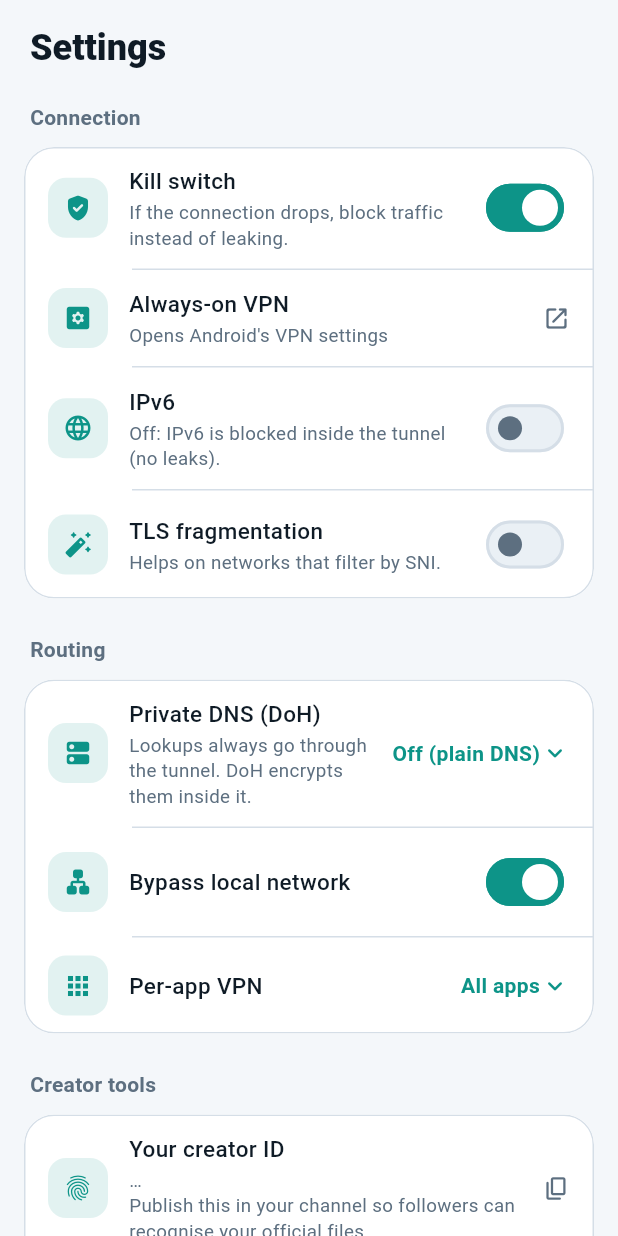
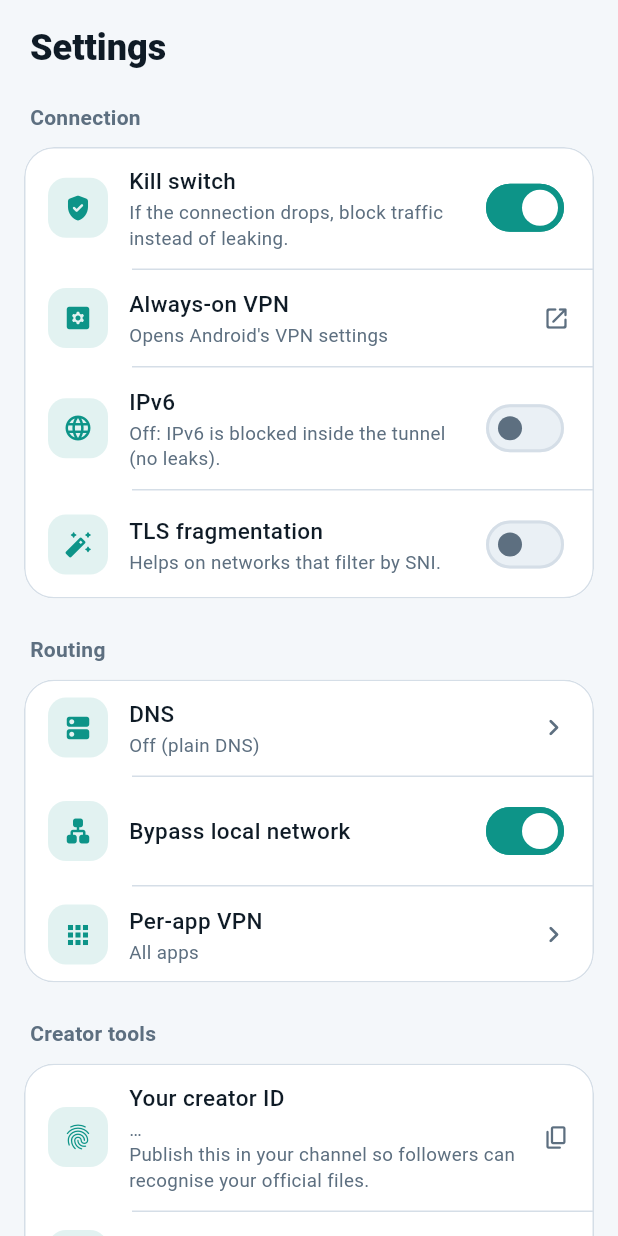
Before and after one commit to TheMojtabamm/OverSee, a Flutter app: the SettingsScreen screen opened directly, on a phone screen of 412 x 824 dp. Run offline on Flutter 3.47's test engine with Material 3 defaults, Android fonts, the phone set to English and light mode, and no system bars; our stand-ins replace dio, file_picker, flutter_riverpod, flutter_secure_storage, google_mobile_ads and 3 more; missing offline and left inert: cryptography, dart:ffi; accounts and stored records are empty; statements that could not run were skipped.

Commit message:
Settings: choice rows open a bottom sheet (DNS/per-app/theme) instead of a cramped inline dropdown; disclosure mentions 'Not encrypted' configs
Co-Authored-By: Claude Sonnet 5.5 <noreply@anthropic.com>
Claude-Session: https://claude.ai/code/session_01BZnL4HRnQ6gJ53NQtBBV1h

```diff
--- a/lib/core/strings.dart
+++ b/lib/core/strings.dart
@@ -69,11 +69,12 @@ class S {
       "invalid_tg": "Channel link must be an https://t.me/… link.",
       "disclosure_title": "VPN connection",
       "disclosure_body":
-          "Oversea uses Android's VPN service to route your device's internet traffic through the server in the config you choose. Your traffic is encrypted between your phone and that server.\n\nOversea does not record, store or sell your browsing activity. The server you pick is run by the config's owner, so only connect to servers you trust.\n\nThe app shows ads (Google AdMob), which may use your advertising ID if you consent.",
+          "Oversea uses Android's VPN service to route your device's internet traffic through the server in the config you choose. Your traffic is encrypted between your phone and that server, unless the config is marked \"Not encrypted\" (some servers are set up without TLS).\n\nOversea does not record, store or sell your browsing activity. The server you pick is run by the config's owner, so only connect to servers you trust.\n\nThe app shows ads (Google AdMob), which may use your advertising ID if you consent.",
       "agree": "Agree & continue",
-      "dns": "Private DNS (DoH)",
-      "dns_hint":
-          "Lookups always go through the tunnel. DoH encrypts them inside it.",
+      "dns": "DNS",
+      "dns_hint": "How this phone looks up website names while connected.",
+      "dns_opt_plain": "Lookups travel through the tunnel like normal traffic",
+      "dns_opt_doh": "Encrypted (DNS over HTTPS) inside the tunnel",
       "fragment": "TLS fragmentation",
       "fragment_hint": "Helps on networks that filter by SNI.",
       "ipv6": "IPv6",
--- a/lib/features/settings/settings_screen.dart
+++ b/lib/features/settings/settings_screen.dart
@@ -103,16 +103,17 @@ class SettingsScreen extends ConsumerWidget {
             const SizedBox(height: 20),
             SectionTitle(s.t("g_routing")),
             SettingsGroup(children: [
-              SettingsRow(
+              ChoiceRow<DnsPreset>(
                 icon: Icons.dns_rounded,
                 title: s.t("dns"),
-                subtitle: s.t("dns_hint"),
-                trailing: _Choice<DnsPreset>(
                 value: settings.dns,
                 values: DnsPreset.values,
                 label: dnsLabel,
+                hint: (d) => d == DnsPreset.tunnel
+                    ? s.t("dns_opt_plain")
+                    : s.t("dns_opt_doh"),
+                sheetNote: s.t("dns_hint"),
                 onChanged: (v) => notifier.change((x) => x.copyWith(dns: v)),
-                ),
               ),
               SettingsRow(
                 icon: Icons.lan_rounded,
@@ -124,16 +125,14 @@ class SettingsScreen extends ConsumerWidget {
                 onTap: () => notifier
                     .change((x) => x.copyWith(bypassLan: !settings.bypassLan)),
               ),
-              SettingsRow(
+              ChoiceRow<SplitMode>(
                 icon: Icons.apps_rounded,
                 title: s.t("split"),
-                trailing: _Choice<SplitMode>(
                 value: settings.splitMode,
                 values: SplitMode.values,
                 label: splitLabel,
                 onChanged: (v) =>
                     notifier.change((x) => x.copyWith(splitMode: v)),
-                ),
               ),
               if (settings.splitMode != SplitMode.all)
                 SettingsRow(
@@ -215,15 +214,13 @@ class SettingsScreen extends ConsumerWidget {
             const SizedBox(height: 20),
             SectionTitle(s.t("g_app")),
             SettingsGroup(children: [
-              SettingsRow(
+              ChoiceRow<ThemeMode>(
                 icon: Icons.palette_rounded,
                 title: s.t("theme"),
-                trailing: _Choice<ThemeMode>(
                 value: themeMode,
                 values: ThemeMode.values,
                 label: themeLabel,
                 onChanged: (v) => ref.read(themeModeProvider.notifier).set(v),
-                ),
               ),
               SettingsRow(
                   icon: Icons.info_outline_rounded,
@@ -238,35 +235,87 @@ class SettingsScreen extends ConsumerWidget {
   }
 }
 
-/// Compact dropdown shown at the end of a settings row.
-class _Choice<T> extends StatelessWidget {
+/// A settings row that shows the current value and opens a bottom sheet with the options
+/// (radio list, optional one-line hint per option) when tapped.
+class ChoiceRow<T> extends StatelessWidget {
+  final IconData icon;
+  final String title;
   final T value;
   final List<T> values;
   final String Function(T) label;
+  final String Function(T)? hint;
+  final String? sheetNote;
   final ValueChanged<T> onChanged;
-  const _Choice(
-      {required this.value,
+  const ChoiceRow({
+    super.key,
+    required this.icon,
+    required this.title,
+    required this.value,
     required this.values,
     required this.label,
-      required this.onChanged});
+    required this.onChanged,
+    this.hint,
+    this.sheetNote,
+  });
+
+  Future<void> _open(BuildContext context) async {
+    final c = context.colors;
+    final picked = await showModalBottomSheet<T>(
+      context: context,
+      showDragHandle: true,
+      builder: (ctx) => SafeArea(
+        child: SingleChildScrollView(
+          padding: const EdgeInsets.fromLTRB(8, 0, 8, 16),
+          child: Column(
+            mainAxisSize: MainAxisSize.min,
+            crossAxisAlignment: CrossAxisAlignment.stretch,
+            children: [
+              Padding(
+                padding: const EdgeInsets.fromLTRB(16, 0, 16, 4),
+                child: Text(title,
+                    style: Theme.of(ctx)
+                        .textTheme
+                        .titleLarge
+                        ?.copyWith(fontWeight: FontWeight.w800)),
+              ),
+              if (sheetNote != null)
+                Padding(
+                  padding: const EdgeInsets.fromLTRB(16, 0, 16, 8),
+                  child: Text(sheetNote!,
+                      style: TextStyle(color: c.muted, height: 1.4)),
+                ),
+              for (final v in values)
+                ListTile(
+                  shape: RoundedRectangleBorder(
+                      borderRadius: BorderRadius.circular(14)),
+                  title: Text(label(v),
+                      style: TextStyle(
+                          fontWeight:
+                              v == value ? FontWeight.w700 : FontWeight.w500)),
+                  subtitle: hint == null
+                      ? null
+                      : Text(hint!(v),
+                          style: TextStyle(fontSize: 12.5, color: c.muted)),
+                  trailing: v == value
+                      ? Icon(Icons.check_circle_rounded, color: c.brand)
+                      : Icon(Icons.circle_outlined, color: c.muted),
+                  onTap: () => Navigator.pop(ctx, v),
+                ),
+            ],
+          ),
+        ),
+      ),
+    );
+    if (picked != null) onChanged(picked);
+  }
 
   @override
-  Widget build(BuildContext context) => PopupMenuButton<T>(
-        initialValue: value,
-        onSelected: onChanged,
-        shape: RoundedRectangleBorder(borderRadius: BorderRadius.circular(14)),
-        itemBuilder: (_) => [
-          for (final v in values) PopupMenuItem(value: v, child: Text(label(v)))
-        ],
-        child: Row(
-          mainAxisSize: MainAxisSize.min,
-          children: [
-            Text(label(value),
-                style: TextStyle(
-                    color: context.colors.brand, fontWeight: FontWeight.w600)),
-            Icon(Icons.expand_more_rounded,
-                size: 20, color: context.colors.brand),
-          ],
-        ),
+  Widget build(BuildContext context) => SettingsRow(
+        icon: icon,
+        title: title,
+        subtitle: label(value),
+        trailing: Icon(Icons.chevron_right_rounded,
+            color: context.colors.muted, size: 22),
+        onTap: () => _open(context),
       );
 }
```
Lines whose indentation alone changed are shown as unchanged.
